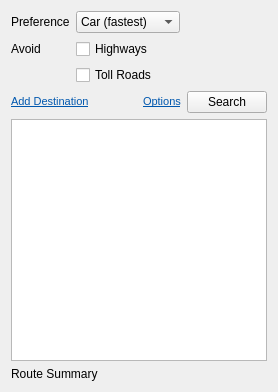
KDE/marble, file src/lib/routing/RoutingWidget.ui: the form before one commit.
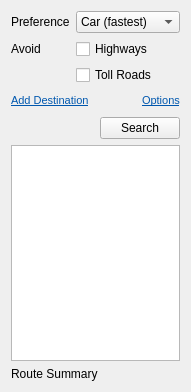
The form after the commit.

Commit message: Move the Search / Get Directions button to its own row.

```diff
--- a/src/lib/routing/RoutingWidget.ui
+++ b/src/lib/routing/RoutingWidget.ui
@@ -6,7 +6,7 @@
    <rect>
     <x>0</x>
     <y>0</y>
-    <width>278</width>
+    <width>162</width>
     <height>392</height>
    </rect>
   </property>
@@ -130,6 +130,23 @@
         <enum>Qt::RichText</enum>
        </property>
       </widget>
+     </item>
+    </layout>
+   </item>
+   <item>
+    <layout class="QHBoxLayout" name="horizontalLayout_2">
+     <item>
+      <spacer name="horizontalSpacer_2">
+       <property name="orientation">
+        <enum>Qt::Horizontal</enum>
+       </property>
+       <property name="sizeHint" stdset="0">
+        <size>
+         <width>40</width>
+         <height>20</height>
+        </size>
+       </property>
+      </spacer>
      </item>
      <item>
       <widget class="QPushButton" name="searchButton">
```
The commit also changes 1 other file.
